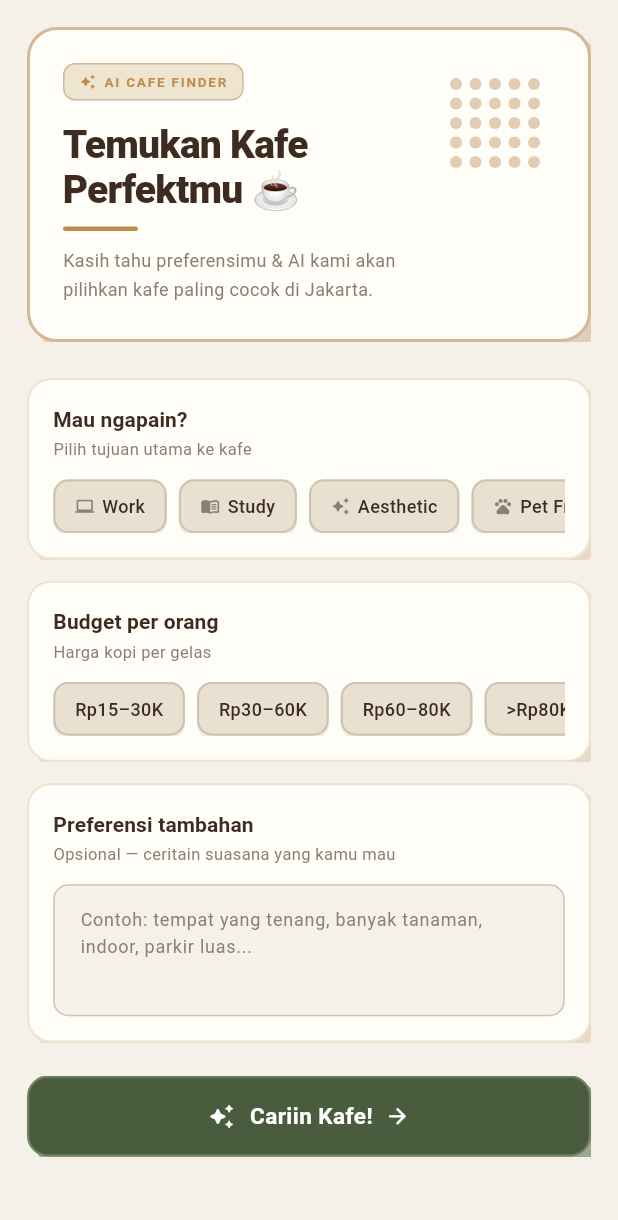
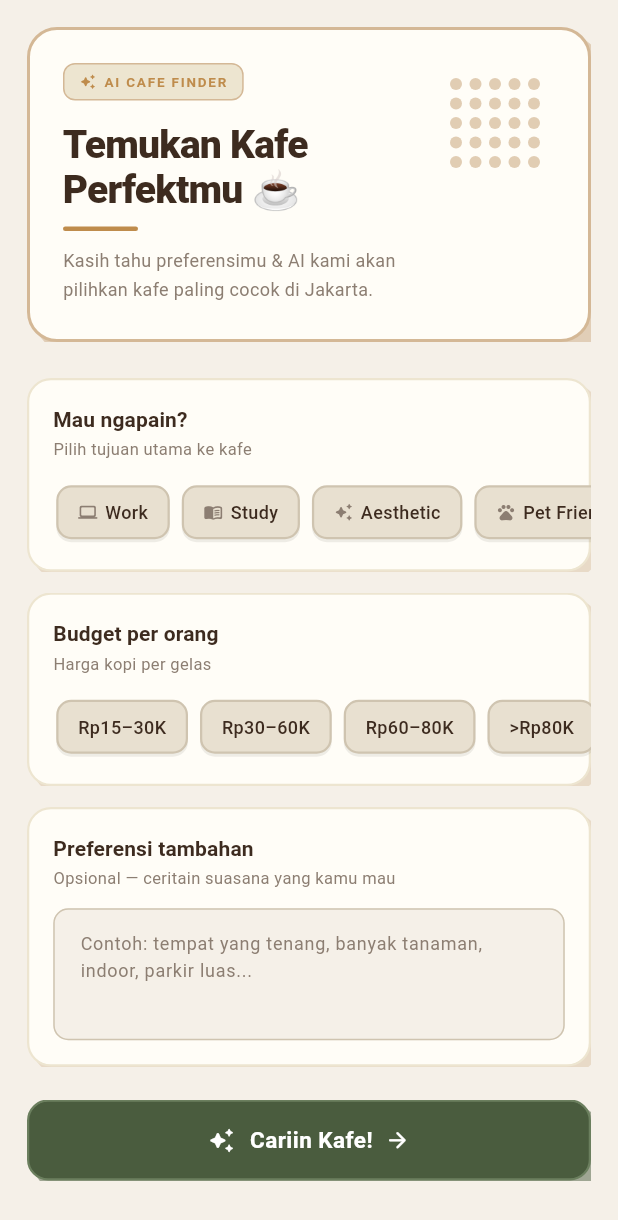
Before and after one commit to shdevvv/kopifinder-flutter, a Flutter app: the AiRecommendationScreen screen opened directly with empty values, on a phone screen of 412 x 824 dp. Shown: the top 1220 px of the screen. Run offline on Flutter 3.47's test engine with Material 3 defaults, Android fonts, the phone set to English and light mode, and no system bars; our stand-ins replace flutter_map, geolocator, image_picker, latlong2, supabase_flutter; accounts and stored records are empty.

Commit message:
fix(ai-page): fix chip row clip, add scroll padding for first chip visibility

```diff
--- a/lib/features/ai_recommendation/screens/ai_recommendation_screen.dart
+++ b/lib/features/ai_recommendation/screens/ai_recommendation_screen.dart
@@ -194,13 +194,16 @@ class _AiRecommendationScreenState extends State<AiRecommendationScreen>
   }) {
     return SingleChildScrollView(
       scrollDirection: Axis.horizontal,
+      clipBehavior: Clip.none,
       child: Row(
-        children: options.map((opt) {
+        children: options.asMap().entries.map((entry) {
+          final i = entry.key;
+          final opt = entry.value;
           final label = labelMap?[opt] ?? opt;
           final icon = iconMap?[opt];
           final isSelected = selected == opt;
           return Padding(
-            padding: const EdgeInsets.only(right: 8),
+            padding: EdgeInsets.only(left: i == 0 ? 2 : 0, right: 8, bottom: 4, top: 4),
             child: _paperChip(
               label: label,
               selected: isSelected,
```
